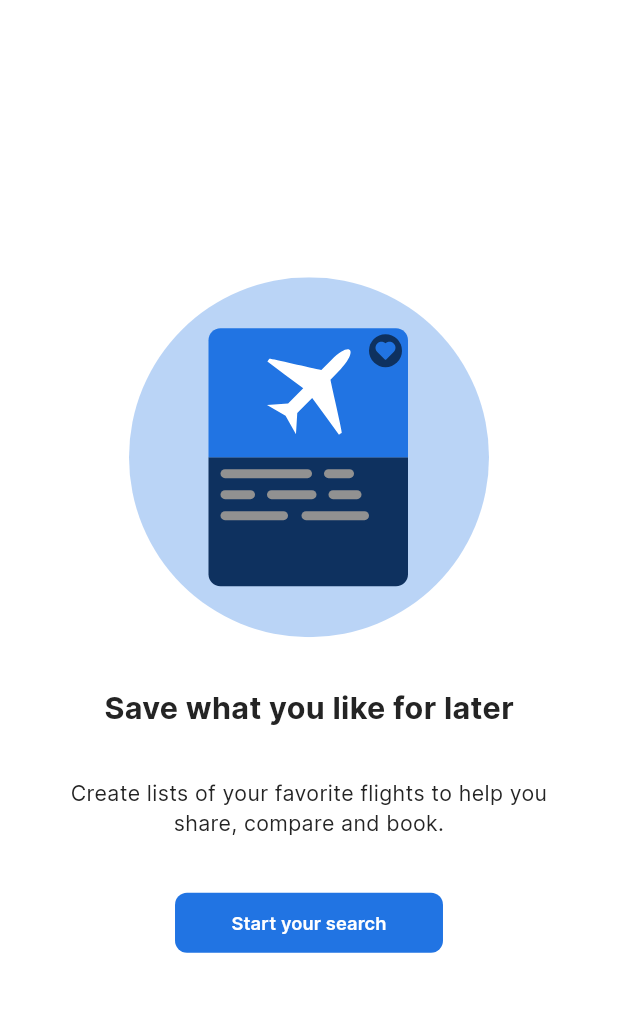
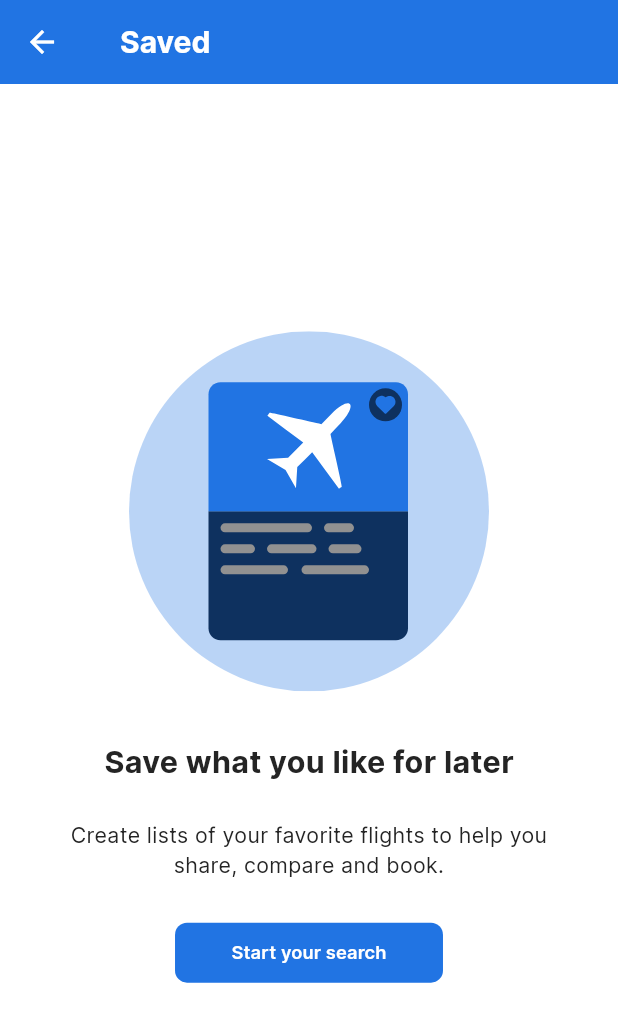
Before and after one commit to AymenSensai/SkyCruiseApp, a Flutter app: the SavedScreen screen opened by its route, on a phone screen of 412 x 824 dp. Shown: the top 1022 px of the screen. Run offline on Flutter 3.47's test engine with Material 3 defaults, Android fonts, the phone set to English and light mode, and no system bars; our stand-ins replace dio, flutter_screenutil, flutter_svg, fluttertoast, get_it, pretty_dio_logger and 2 more; generated files the repository leaves out were written again.

```diff
--- a/lib/core/utils/assets.dart
+++ b/lib/core/utils/assets.dart
@@ -22,6 +22,8 @@ abstract class Assets {
 
   static const String savedIllustration = 'assets/svgs/saved_illustration.svg';
 
+  static const String tripsIllustration = 'assets/svgs/trips_illustration.svg';
+
   static const String airplaneDashes = 'assets/svgs/airplane_dashes.svg';
   static const String dashes = 'assets/svgs/dashes.svg';
   static const String airAlgerieLogo = 'assets/images/air_algerie_logo.png';
--- /dev/null
+++ b/lib/core/widgets/search_text_button.dart
@@ -0,0 +1,24 @@
+import 'package:flutter/material.dart';
+import 'package:flutter_screenutil/flutter_screenutil.dart';
+import 'package:sky_cruise/core/theming/styles.dart';
+import 'package:sky_cruise/core/widgets/app_text_button.dart';
+
+class SearchTextButton extends StatelessWidget {
+  const SearchTextButton({super.key});
+
+  @override
+  Widget build(BuildContext context) {
+    return AppTextButton(
+      buttonHeight: 38,
+      buttonWidth: 148.w,
+      buttonText: 'Start your search',
+      textStyle: TextStyles.font12Neutral50Semibold,
+      shape: MaterialStateProperty.all<RoundedRectangleBorder>(
+        RoundedRectangleBorder(
+          borderRadius: BorderRadius.circular(8.0),
+        ),
+      ),
+      onPressed: () {},
+    );
+  }
+}
--- a/lib/features/saved/presentation/screens/saved.dart
+++ b/lib/features/saved/presentation/screens/saved.dart
@@ -5,7 +5,7 @@ import 'package:flutter_svg/flutter_svg.dart';
 import '../../../../core/helpers/spacing.dart';
 import '../../../../core/theming/styles.dart';
 import '../../../../core/utils/assets.dart';
-import '../../../../core/widgets/app_text_button.dart';
+import '../../../../core/widgets/search_text_button.dart';
 
 class SavedScreen extends StatelessWidget {
   const SavedScreen({super.key});
@@ -13,6 +13,7 @@ class SavedScreen extends StatelessWidget {
   @override
   Widget build(BuildContext context) {
     return Scaffold(
+      appBar: AppBar(title: const Text('Saved')),
       body: SafeArea(
           child: Center(
         child: SingleChildScrollView(
@@ -36,25 +37,14 @@ class SavedScreen extends StatelessWidget {
           'Save what you like for later',
           style: TextStyles.font20Neutral900Bold,
         ),
-        verticalSpace(32),
+        verticalSpace(24),
         Text(
           'Create lists of your favorite flights to help you share, compare and book.',
           style: TextStyles.font14Neutral900Regular,
           textAlign: TextAlign.center,
         ),
-        verticalSpace(32),
-        AppTextButton(
-          buttonHeight: 38,
-          buttonWidth: 148.w,
-          buttonText: 'Start your search',
-          textStyle: TextStyles.font12Neutral50Semibold,
-          shape: MaterialStateProperty.all<RoundedRectangleBorder>(
-            RoundedRectangleBorder(
-              borderRadius: BorderRadius.circular(8.0),
-            ),
-          ),
-          onPressed: () {},
-        )
+        verticalSpace(24),
+        const SearchTextButton()
       ],
     );
   }
--- a/lib/skycruise_app.dart
+++ b/lib/skycruise_app.dart
@@ -1,5 +1,6 @@
 import 'package:flutter/material.dart';
 import 'package:flutter_screenutil/flutter_screenutil.dart';
+
 import 'core/routing/app_router.dart';
 import 'core/theming/theme.dart';
 import 'core/widgets/app_home.dart';
```
Also changed, not shown: lib/features/trips/presentation/screens/trips.dart (+34 -3 lines), assets/svgs/trips_illustration.svg (added).
